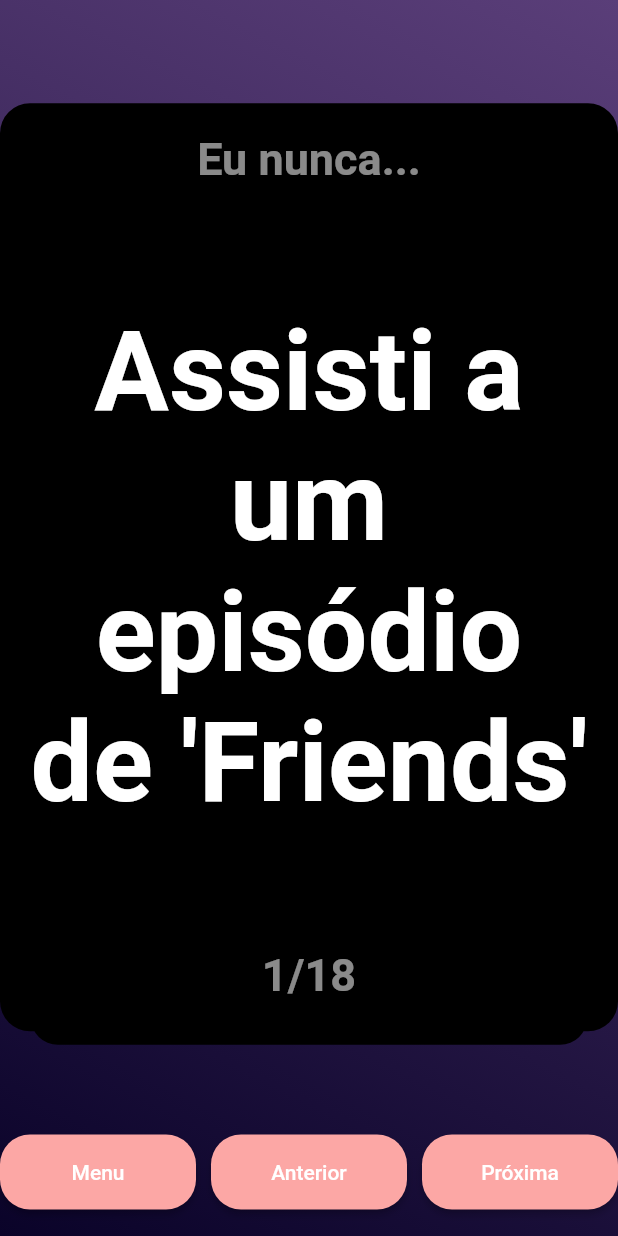
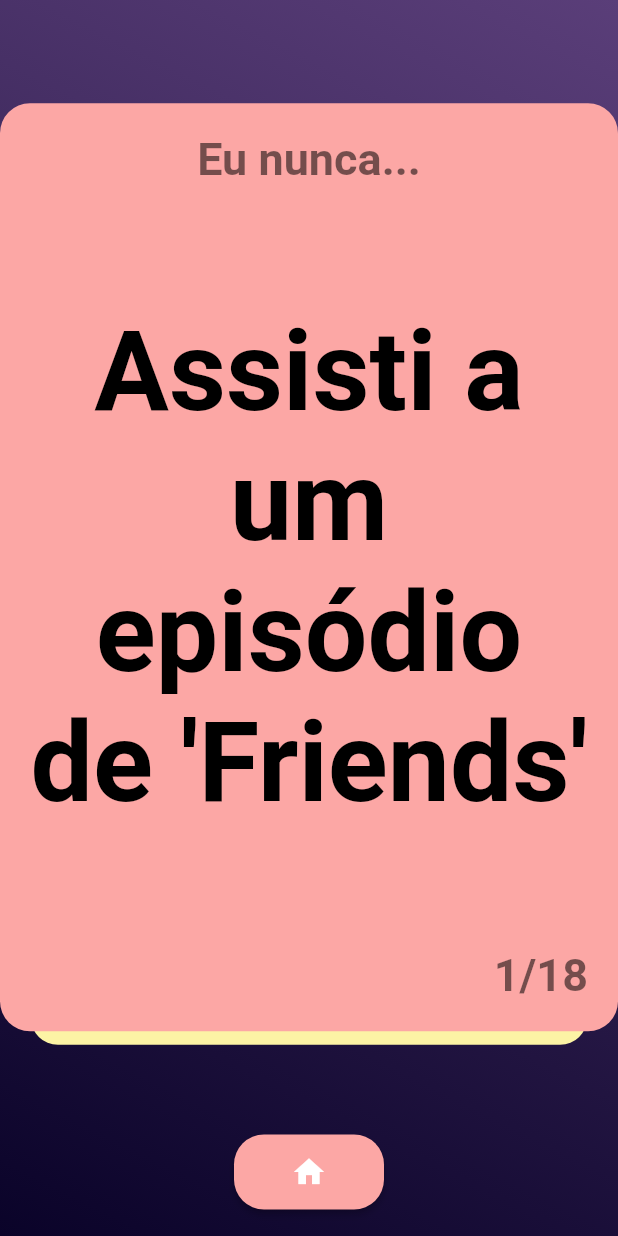
Before and after one commit to allmonty/eu-nunca, a Flutter app: the screen it shows after launch, after a tap on "Leves", on a phone screen of 412 x 824 dp. Run offline on Flutter 3.47's test engine with Material 2 defaults, Android fonts, the phone set to English and light mode, and no system bars; drawn by our look-alikes of appinio_swiper, auto_size_text; generated files the repository leaves out were written again.

Commit message:
make the game cards with previous button inside

```diff
--- a/lib/button.dart
+++ b/lib/button.dart
@@ -3,22 +3,20 @@
 class Button extends StatelessWidget {
   const Button({
     super.key,
-    this.text = "",
+    this.child = const Text("button"),
     this.borderRadius = 20,
     this.color = const Color.fromARGB(255, 252, 167, 165),
     this.onPressed,
   });
 
-  final String text;
+  final Widget child;
   final double borderRadius;
   final Color color;
   final Function()? onPressed;
 
   @override
   Widget build(BuildContext context) {
-    return Flexible(
-      flex: 1,
-      child: ElevatedButton(
+    return ElevatedButton(
       style: ButtonStyle(
         backgroundColor: MaterialStatePropertyAll(color),
         minimumSize: const MaterialStatePropertyAll(Size.fromHeight(50)),
@@ -29,8 +27,7 @@
         ),
       ),
       onPressed: onPressed,
-        child: Text(text),
-      ),
+      child: child,
     );
   }
 }
--- a/lib/game.dart
+++ b/lib/game.dart
@@ -47,6 +47,10 @@
           children: [
             Flexible(
                 flex: 7,
+                child: GestureDetector(
+                  onTapDown: (details) {
+                    print(details.localPosition);
+                  },
                   child: AppinioSwiper(
                     controller: controller,
                     cardsCount: widget.questions.length,
@@ -57,43 +61,34 @@
                         alignment: Alignment.center,
                         child: Card(
                           mainText: widget.questions[index],
-                        // cardColor: colors[index % colors.length],
-                        cardColor: Colors.black,
-                        primaryTextColor: Colors.white,
-                        secondaryTextColor: Colors.white54,
+                          cardColor: colors[index % colors.length],
+                          primaryTextColor: Colors.black,
+                          secondaryTextColor: Colors.black54,
                           upperText:
                               AppLocalizations.of(context)!.gameCardUpperText,
                           bottonText: "${index + 1}/${widget.questions.length}",
+                          previous: index > 0 ? controller.unswipe : null,
                         ),
                       );
                     },
+                  ),
                 )),
             Flexible(
               flex: 1,
+              child: Padding(
+                padding: const EdgeInsets.symmetric(horizontal: 20),
                 child: Row(
                   mainAxisAlignment: MainAxisAlignment.center,
-                crossAxisAlignment: CrossAxisAlignment.center,
-                mainAxisSize: MainAxisSize.min,
                   children: [
-                  Button(
+                    SizedBox(
+                      width: 100,
+                      child: Button(
                         onPressed: () => Navigator.pop(context),
-                    text: "Menu",
+                        child: const Icon(Icons.home),
                       ),
-                  const SizedBox(
-                    width: 10,
-                  ),
-                  Button(
-                    onPressed: controller.unswipe,
-                    text: "Anterior",
-                  ),
-                  const SizedBox(
-                    width: 10,
-                  ),
-                  Button(
-                    onPressed: controller.swipeRight,
-                    text: "Próxima",
                     ),
                   ],
+                ),
               ),
             )
           ],
@@ -112,6 +107,7 @@
     this.primaryTextColor = const Color.fromARGB(255, 0, 0, 0),
     this.secondaryTextColor = const Color.fromARGB(255, 0, 255, 0),
     this.cardColor = const Color.fromARGB(255, 255, 255, 255),
+    this.previous,
   });
 
   final String mainText;
@@ -120,6 +116,7 @@
   final Color primaryTextColor;
   final Color secondaryTextColor;
   final Color cardColor;
+  final VoidCallback? previous;
 
   @override
   Widget build(BuildContext context) {
@@ -172,9 +169,22 @@
             ),
             Expanded(
               flex: 1,
-              child: Align(
-                alignment: Alignment.bottomCenter,
-                child: AutoSizeText(
+              child: Row(
+                mainAxisAlignment: MainAxisAlignment.spaceBetween,
+                crossAxisAlignment: CrossAxisAlignment.end,
+                children: [
+                  Visibility(
+                    visible: previous != null ? true : false,
+                    child: IconButton(
+                      iconSize: 40,
+                      onPressed: previous,
+                      icon: Icon(
+                        Icons.refresh,
+                        color: secondaryTextColor,
+                      ),
+                    ),
+                  ),
+                  AutoSizeText(
                     bottonText,
                     minFontSize: 10,
                     maxFontSize: 30,
@@ -186,6 +196,7 @@
                       fontWeight: FontWeight.bold,
                     ),
                   ),
+                ],
               ),
             ),
           ],
--- a/lib/menu.dart
+++ b/lib/menu.dart
@@ -99,7 +99,7 @@
                           height: 20,
                         ),
                         Button(
-                          text: menuLightText,
+                          child: Text(menuLightText),
                           onPressed: () => openGamePage(
                             context,
                             snapshot.data["light"],
@@ -109,7 +109,7 @@
                           height: 10,
                         ),
                         Button(
-                          text: menuMediumText,
+                          child: Text(menuMediumText),
                           onPressed: () => openGamePage(
                             context,
                             snapshot.data["medium"],
@@ -119,7 +119,7 @@
                           height: 10,
                         ),
                         Button(
-                          text: menuHeavyText,
+                          child: Text(menuHeavyText),
                           onPressed: () => openGamePage(
                             context,
                             snapshot.data["heavy"],
```
Lines whose indentation alone changed are shown as unchanged.
